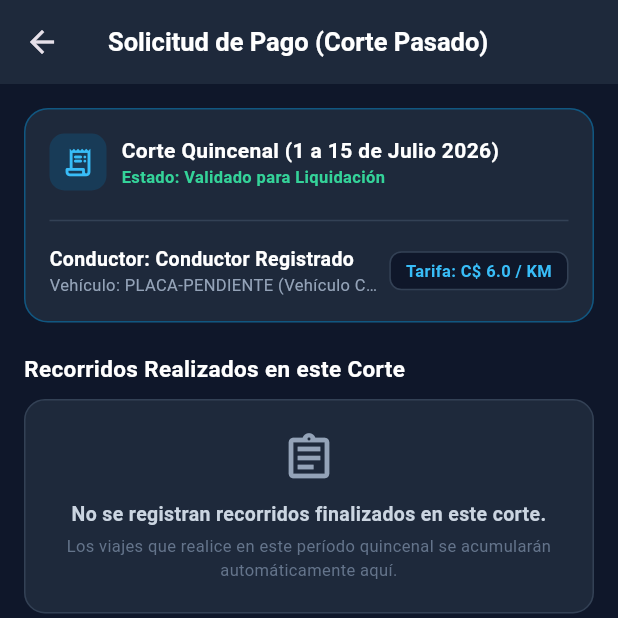
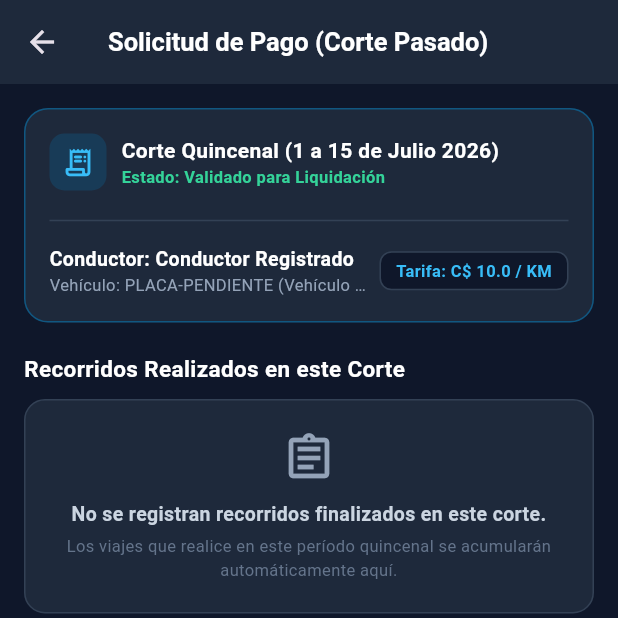
Before and after one commit to Marktuay/TrackFleet360, a Flutter app: the VehicleSelectScreen screen opened directly, after a tap on "📄 Solicitud de Pago (Corte Pasado)", on a phone screen of 412 x 824 dp, the top half of it. Run offline on Flutter 3.47's test engine with Material 3 defaults, Android fonts, the phone set to English and light mode, and no system bars; our stand-ins replace dio, flutter_secure_storage, geolocator, image_picker, pdf, printing; accounts and stored records are empty; network calls fail.

Commit message:
fix(mobile): calculate C$ 10/km for Hilux/Auto vehicles (vs C$ 6/km for Motos) and dynamic completed journeys loading

```diff
--- a/mobile/lib/models/models.dart
+++ b/mobile/lib/models/models.dart
@@ -26,6 +26,7 @@ class Vehicle {
   final String plateNumber;
   final String brand;
   final String model;
+  final String vehicleType;
   final double currentKm;
   final String status;
 
@@ -34,6 +35,7 @@ class Vehicle {
     required this.plateNumber,
     required this.brand,
     required this.model,
+    this.vehicleType = 'auto',
     required this.currentKm,
     required this.status,
   });
@@ -44,6 +46,7 @@ class Vehicle {
       plateNumber: json['plate_number'] ?? '',
       brand: json['brand'] ?? '',
       model: json['model'] ?? '',
+      vehicleType: json['vehicle_type'] ?? 'auto',
       currentKm: (json['current_km'] ?? 0.0).toDouble(),
       status: json['status'] ?? 'active',
     );
--- a/mobile/lib/screens/subsidy_claim_screen.dart
+++ b/mobile/lib/screens/subsidy_claim_screen.dart
@@ -22,7 +22,7 @@ class _SubsidyClaimScreenState extends State<SubsidyClaimScreen> {
   final String _licenseNo = "LIC-NICA";
   String _vehiclePlate = "PLACA-PENDIENTE";
   String _vehicleModel = "Vehículo Corporativo";
-  final double _subsidyRate = 6.0; // 6 C$/km for motorcycles
+  double _subsidyRate = 10.0; // Default 10 C$/km for Autos, 6 C$/km for Motos
 
   final List<Map<String, dynamic>> _pastJourneys = [];
 
@@ -40,8 +40,36 @@ class _SubsidyClaimScreenState extends State<SubsidyClaimScreen> {
 
     final vehicles = await _apiService.getVehicles();
     if (vehicles.isNotEmpty) {
-      _vehiclePlate = vehicles.first.plateNumber;
-      _vehicleModel = "${vehicles.first.brand} ${vehicles.first.model}".trim();
+      final v = vehicles.first;
+      _vehiclePlate = v.plateNumber;
+      _vehicleModel = "${v.brand} ${v.model}".trim();
+      final typeStr = "${v.vehicleType} ${v.brand} ${v.model}".toLowerCase();
+      if (typeStr.contains('moto')) {
+        _subsidyRate = 6.0;
+      } else {
+        _subsidyRate = 10.0;
+      }
+    }
+
+    // Load completed journeys for the cutoff period
+    final rawJourneys = await _apiService.getJourneys();
+    _pastJourneys.clear();
+    for (var j in rawJourneys) {
+      final status = j['status'] ?? '';
+      if (status == 'completed' || status == 'validated' || status == 'finished') {
+        final double gpsKm = (j['gps_dist_km'] as num?)?.toDouble() ?? (j['declared_dist_km'] as num?)?.toDouble() ?? 0.0;
+        final double subTotal = gpsKm * _subsidyRate;
+        _pastJourneys.add({
+          'id': 'REC-${j['id']}',
+          'fecha': j['start_time'] != null && j['start_time'].toString().length >= 10
+              ? j['start_time'].toString().substring(0, 10)
+              : '2026-07-10',
+          'origen': j['start_address'] ?? 'Managua',
+          'destino': j['destination'] ?? j['end_address'] ?? 'Destino',
+          'km_gps': gpsKm,
+          'subsidio': subTotal,
+        });
+      }
     }
 
     if (mounted) {
--- a/mobile/lib/services/api_service.dart
+++ b/mobile/lib/services/api_service.dart
@@ -214,4 +214,17 @@ class ApiService {
       };
     }
   }
+
+  Future<List<dynamic>> getJourneys() async {
+    final token = await getToken();
+    try {
+      final response = await _dio.get('/journeys', options: _getAuthOptions(token ?? ''));
+      if (response.data is List) {
+        return response.data;
+      }
+    } catch (e) {
+      // API fallback
+    }
+    return [];
+  }
 }
```
